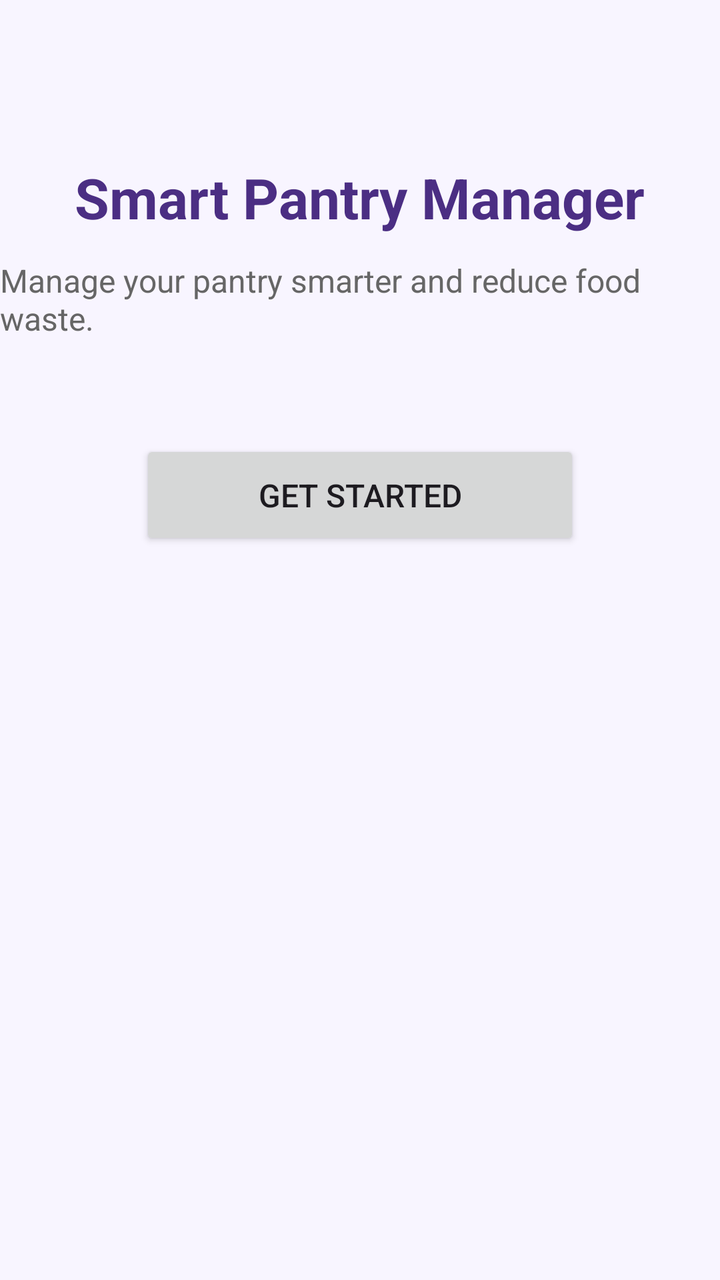
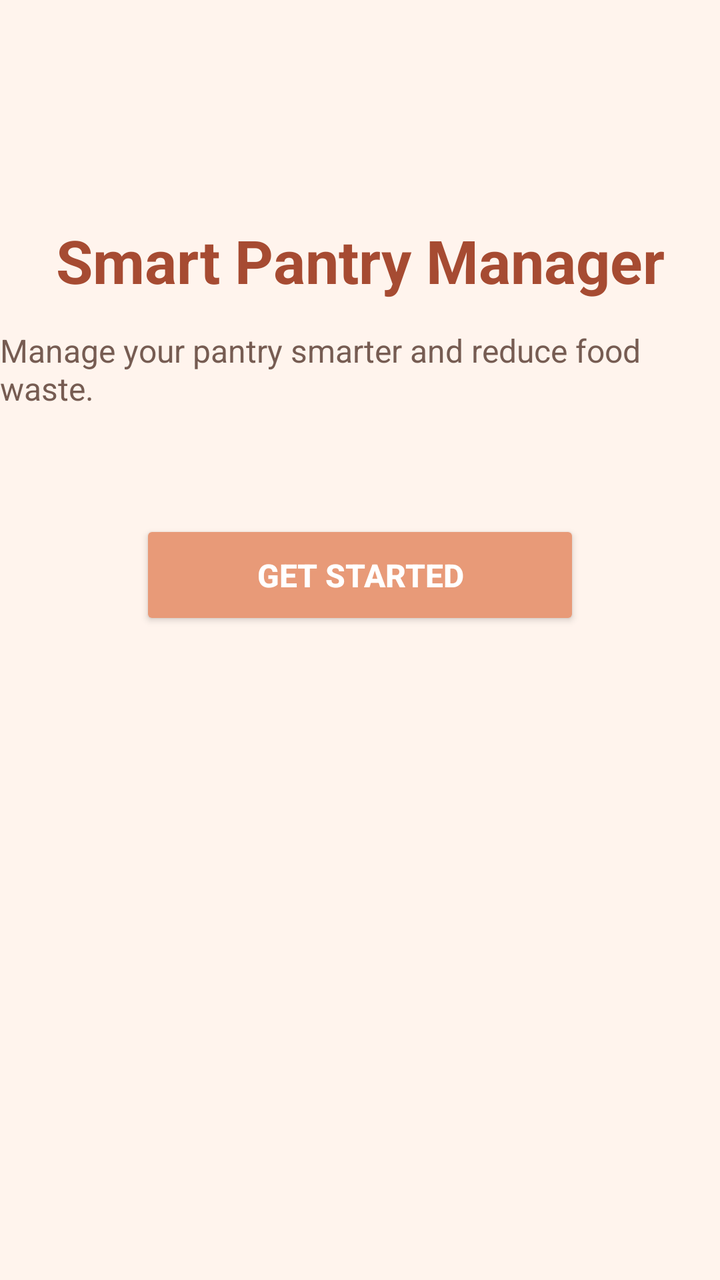

An Android layout rendered at two revisions. The XML below is the earlier revision; the diff shows what the commit changed to produce the second picture.
<!-- AndroidManifest.xml: application theme Theme.SmartPantryManager -->
<!-- res/layout/activity_main.xml -->
<?xml version="1.0" encoding="utf-8"?>
<androidx.constraintlayout.widget.ConstraintLayout
    xmlns:android="http://schemas.android.com/apk/res/android"
    xmlns:app="http://schemas.android.com/apk/res-auto"
    xmlns:tools="http://schemas.android.com/tools"
    android:id="@+id/main"
    android:layout_width="match_parent"
    android:layout_height="match_parent"
    android:background="#F8F5FF"
    tools:context=".MainActivity">

    <TextView
        android:id="@+id/titleText"
        android:layout_width="wrap_content"
        android:layout_height="wrap_content"
        android:layout_marginTop="80dp"
        android:text="@string/app_name"
        android:textColor="#4B2E83"
        android:textSize="28sp"
        android:textStyle="bold"
        app:layout_constraintEnd_toEndOf="parent"
        app:layout_constraintStart_toStartOf="parent"
        app:layout_constraintTop_toTopOf="parent" />

    <TextView
        android:id="@+id/subtitleText"
        android:layout_width="wrap_content"
        android:layout_height="wrap_content"
        android:layout_marginTop="12dp"
        android:text="@string/pantry_subtitle"
        android:textColor="#666666"
        android:textSize="16sp"
        app:layout_constraintEnd_toEndOf="parent"
        app:layout_constraintStart_toStartOf="parent"
        app:layout_constraintTop_toBottomOf="@id/titleText" />

    <Button
        android:id="@+id/startButton"
        android:layout_width="220dp"
        android:layout_height="55dp"
        android:layout_marginTop="50dp"
        android:text="@string/get_started"
        android:textSize="16sp"
        app:layout_constraintEnd_toEndOf="parent"
        app:layout_constraintStart_toStartOf="parent"
        app:layout_constraintTop_toBottomOf="@id/subtitleText" />

</androidx.constraintlayout.widget.ConstraintLayout>
<!-- resources referenced by this layout -->
<resources>
  <string name="app_name">Smart Pantry Manager</string>
  <string name="get_started">Get Started</string>
  <string name="pantry_subtitle">Manage your pantry smarter and reduce food waste.</string>
  <style name="Theme.SmartPantryManager" parent="Base.Theme.SmartPantryManager" />
  <style name="Base.Theme.SmartPantryManager" parent="Theme.Material3.DayNight.NoActionBar">
          
          
      </style>
</resources>

<!-- the commit's change to res/layout/activity_main.xml (unified diff, before → after) -->
@@ -6,17 +6,17 @@
     android:id="@+id/main"
     android:layout_width="match_parent"
     android:layout_height="match_parent"
-    android:background="#F8F5FF"
+    android:background="@color/peach_background"
     tools:context=".MainActivity">
 
     <TextView
         android:id="@+id/titleText"
         android:layout_width="wrap_content"
         android:layout_height="wrap_content"
-        android:layout_marginTop="80dp"
+        android:layout_marginTop="110dp"
         android:text="@string/app_name"
-        android:textColor="#4B2E83"
-        android:textSize="28sp"
+        android:textColor="@color/peach_dark"
+        android:textSize="30sp"
         android:textStyle="bold"
         app:layout_constraintEnd_toEndOf="parent"
         app:layout_constraintStart_toStartOf="parent"
@@ -26,9 +26,9 @@
         android:id="@+id/subtitleText"
         android:layout_width="wrap_content"
         android:layout_height="wrap_content"
-        android:layout_marginTop="12dp"
+        android:layout_marginTop="14dp"
         android:text="@string/pantry_subtitle"
-        android:textColor="#666666"
+        android:textColor="@color/peach_secondary_text"
         android:textSize="16sp"
         app:layout_constraintEnd_toEndOf="parent"
         app:layout_constraintStart_toStartOf="parent"
@@ -38,9 +38,13 @@
         android:id="@+id/startButton"
         android:layout_width="220dp"
         android:layout_height="55dp"
-        android:layout_marginTop="50dp"
+        android:layout_marginTop="55dp"
+        android:backgroundTint="@color/peach_button"
+        android:elevation="4dp"
         android:text="@string/get_started"
+        android:textColor="@color/white"
         android:textSize="16sp"
+        android:textStyle="bold"
         app:layout_constraintEnd_toEndOf="parent"
         app:layout_constraintStart_toStartOf="parent"
         app:layout_constraintTop_toBottomOf="@id/subtitleText" />
<!-- resource entries referenced after the edit -->
@@ -1,5 +1,10 @@
 <!-- resources referenced by this layout -->
 <resources>
+  <color name="peach_background">#FFF4ED</color>
+  <color name="peach_button">#E89A78</color>
+  <color name="peach_dark">#A64B32</color>
+  <color name="peach_secondary_text">#765C52</color>
+  <color name="white">#FFFFFFFF</color>
   <string name="app_name">Smart Pantry Manager</string>
   <string name="get_started">Get Started</string>
   <string name="pantry_subtitle">Manage your pantry smarter and reduce food waste.</string>
